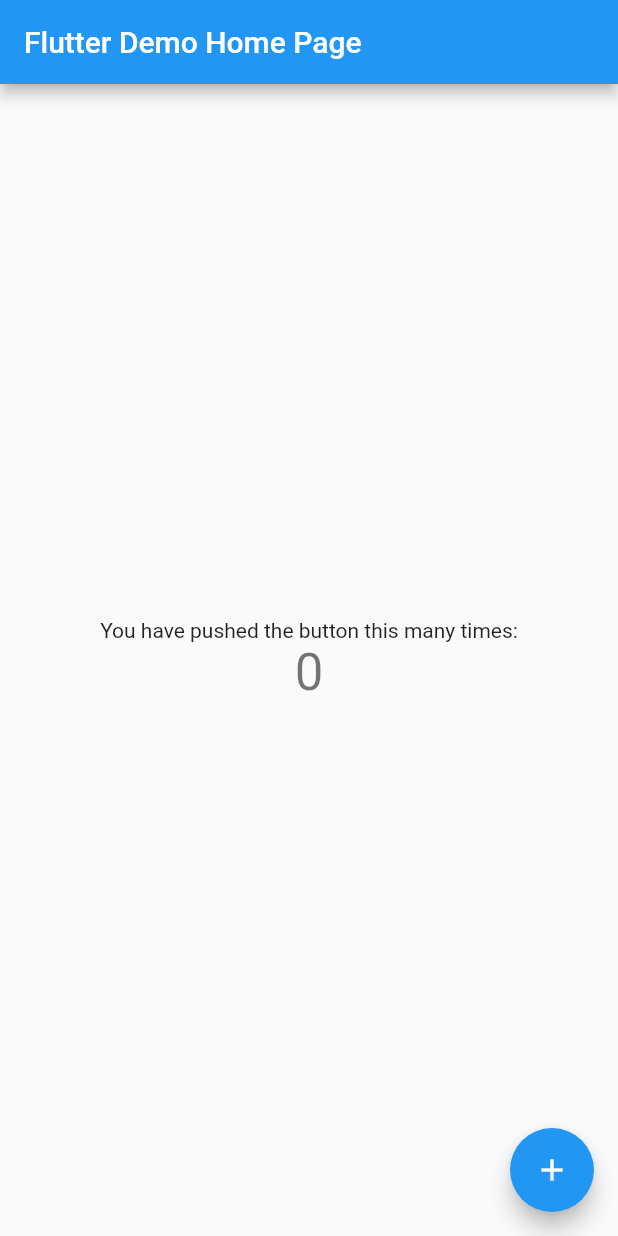
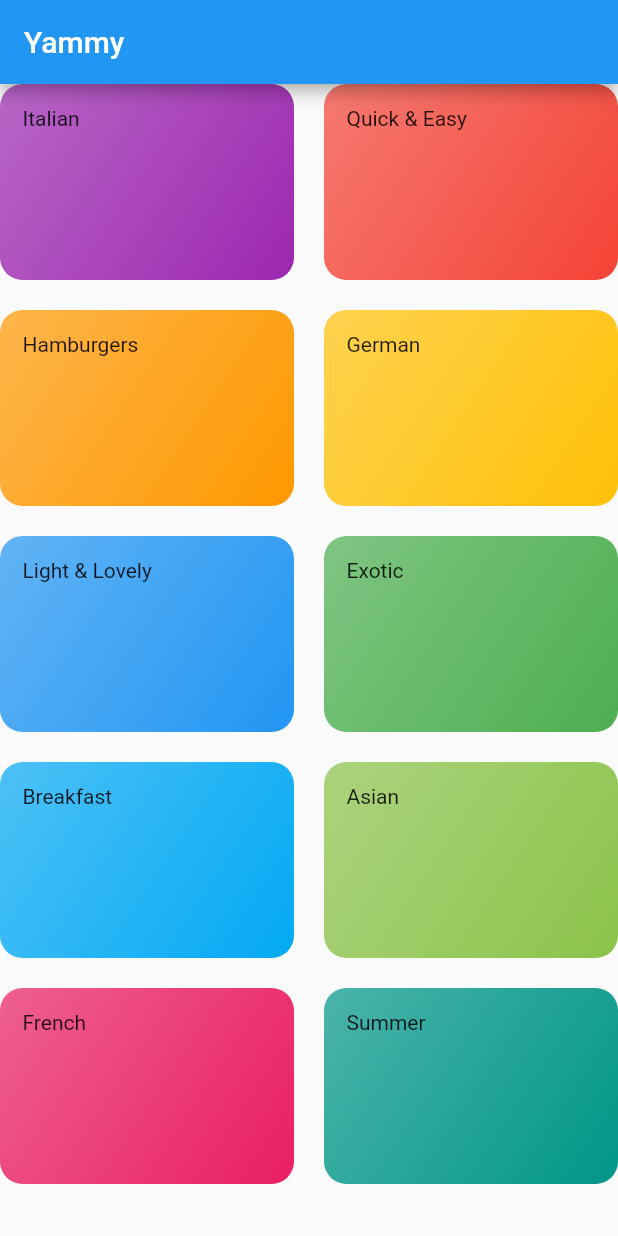
Before and after one commit to YehorBubyrDev/yammy_app, a Flutter app: the screen it shows after launch, on a phone screen of 412 x 824 dp. Run offline on Flutter 3.47's test engine with Material 2 defaults, Android fonts, the phone set to English and light mode, and no system bars.

Commit message:
add categories screen

```diff
--- a/lib/main.dart
+++ b/lib/main.dart
@@ -1,4 +1,6 @@
 import 'package:flutter/material.dart';
+
+import './screens/categories_screen.dart';
 
 void main() {
   runApp(const MyApp());
@@ -10,11 +12,11 @@
   @override
   Widget build(BuildContext context) {
     return MaterialApp(
-      title: 'Flutter Demo',
+      title: 'Yammy',
       theme: ThemeData(
         primarySwatch: Colors.blue,
       ),
-      home: const MyHomePage(title: 'Flutter Demo Home Page'),
+      home: const MyHomePage(title: 'Yammy'),
     );
   }
 }
@@ -28,13 +30,6 @@
 }
 
 class _MyHomePageState extends State<MyHomePage> {
-  int _counter = 0;
-
-  void _incrementCounter() {
-    setState(() {
-      _counter++;
-    });
-  }
 
   @override
   Widget build(BuildContext context) {
@@ -42,24 +37,8 @@
       appBar: AppBar(
         title: Text(widget.title),
       ),
-      body: Center(
-        child: Column(
-          mainAxisAlignment: MainAxisAlignment.center,
-          children: <Widget>[
-            const Text(
-              'You have pushed the button this many times:',
-            ),
-            Text(
-              '$_counter',
-              style: Theme.of(context).textTheme.headline4,
-            ),
-          ],
-        ),
-      ),
-      floatingActionButton: FloatingActionButton(
-        onPressed: _incrementCounter,
-        tooltip: 'Increment',
-        child: const Icon(Icons.add),
+      body: const Center(
+        child: CategoriesScreen(),
       ),
     );
   }
--- /dev/null
+++ b/lib/screens/categories_screen.dart
@@ -0,0 +1,25 @@
+import 'package:flutter/material.dart';
+import '../data/dummy_data.dart';
+import '../widgets/category_item.dart';
+
+class CategoriesScreen extends StatelessWidget {
+  const CategoriesScreen({Key? key}) : super(key: key);
+
+  @override
+  Widget build(BuildContext context) {
+    return GridView(
+      children: DUMMY_CATEGORIES
+          .map((category) => CategoryItem(
+                title: category.title,
+                color: category.color,
+              ))
+          .toList(),
+      gridDelegate: const SliverGridDelegateWithMaxCrossAxisExtent(
+        maxCrossAxisExtent: 200,
+        childAspectRatio: 3 / 2,
+        crossAxisSpacing: 20,
+        mainAxisSpacing: 20,
+      ),
+    );
+  }
+}
--- /dev/null
+++ b/lib/widgets/category_item.dart
@@ -0,0 +1,28 @@
+import 'package:flutter/material.dart';
+
+class CategoryItem extends StatelessWidget {
+  final String title;
+  final Color color;
+
+  const CategoryItem({required this.title, required this.color, Key? key})
+      : super(key: key);
+
+  @override
+  Widget build(BuildContext context) {
+    return Container(
+      padding: const EdgeInsets.all(15),
+      child: Text(title),
+      decoration: BoxDecoration(
+        gradient: LinearGradient(
+          colors: [
+            color.withOpacity(0.7),
+            color,
+          ],
+          begin: Alignment.topLeft,
+          end: Alignment.bottomRight,
+        ),
+        borderRadius: BorderRadius.circular(15),
+      ),
+    );
+  }
+}
```
